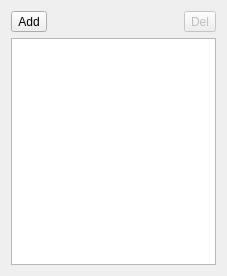
Qt form src/SnapshotManagerWidget.ui (markus-wa/glmixer-mirror) before a commit.
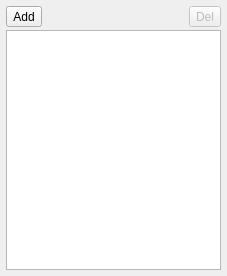
The same form after that commit. Icons and pictures are not drawn.

Commit message: Compilation OSX package fixed. GUI alignment cosmetics

What changed in the file:
```diff
--- a/src/SnapshotManagerWidget.ui
+++ b/src/SnapshotManagerWidget.ui
@@ -14,8 +14,17 @@
    <string>Snapshots</string>
   </property>
   <layout class="QVBoxLayout" name="verticalLayout">
+   <property name="spacing">
+    <number>3</number>
+   </property>
+   <property name="margin">
+    <number>6</number>
+   </property>
    <item>
     <layout class="QHBoxLayout" name="horizontalLayout">
+     <property name="spacing">
+      <number>3</number>
+     </property>
      <item>
       <widget class="QToolButton" name="addSnapshot">
        <property name="toolTip">
@@ -64,6 +73,12 @@
         <iconset resource="../icons.qrc">
          <normaloff>:/glmixer/icons/fileclose.png</normaloff>:/glmixer/icons/fileclose.png</iconset>
        </property>
+       <property name="iconSize">
+        <size>
+         <width>24</width>
+         <height>24</height>
+        </size>
+       </property>
       </widget>
      </item>
     </layout>
```
The commit also changes 4 other files.
